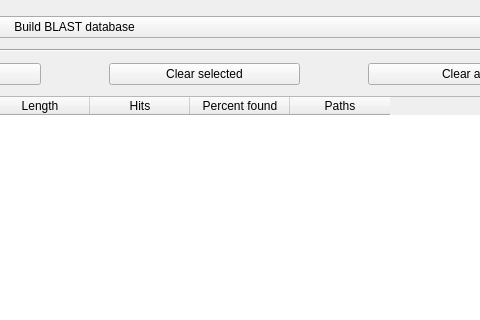
The window that ui/blastsearchdialog.ui (rrwick/Bandage) describes before a commit, drawn with Qt 5; both pictures show x 651 to 1131 and y 0 to 320 of the 1222 by 753 pixel window.
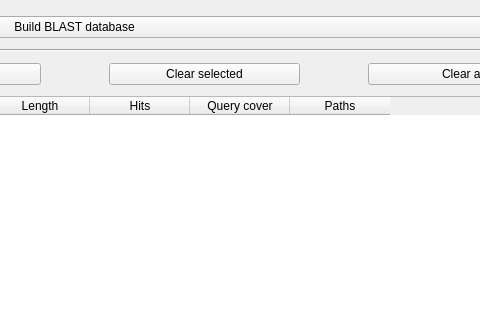
The same window after the commit. Custom widgets are drawn as their Qt base class.

Commit message: Rename 'Percent found' to 'Query cover'

Diff of the .ui file:
```diff
--- a/ui/blastsearchdialog.ui
+++ b/ui/blastsearchdialog.ui
@@ -13,7 +13,7 @@
   <property name="windowTitle">
    <string>BLAST search</string>
   </property>
-  <layout class="QGridLayout" name="gridLayout_2" columnstretch="0,0,0,0">
+  <layout class="QGridLayout" name="gridLayout_2" columnstretch="0,0,0">
    <item row="4" column="2">
     <widget class="QWidget" name="blastQueriesWidget2" native="true">
      <layout class="QHBoxLayout" name="horizontalLayout_2">
@@ -79,7 +79,7 @@
         </column>
         <column>
          <property name="text">
-          <string>Percent found</string>
+          <string>Query cover</string>
          </property>
         </column>
         <column>
```
The commit also changes 1 other file.
